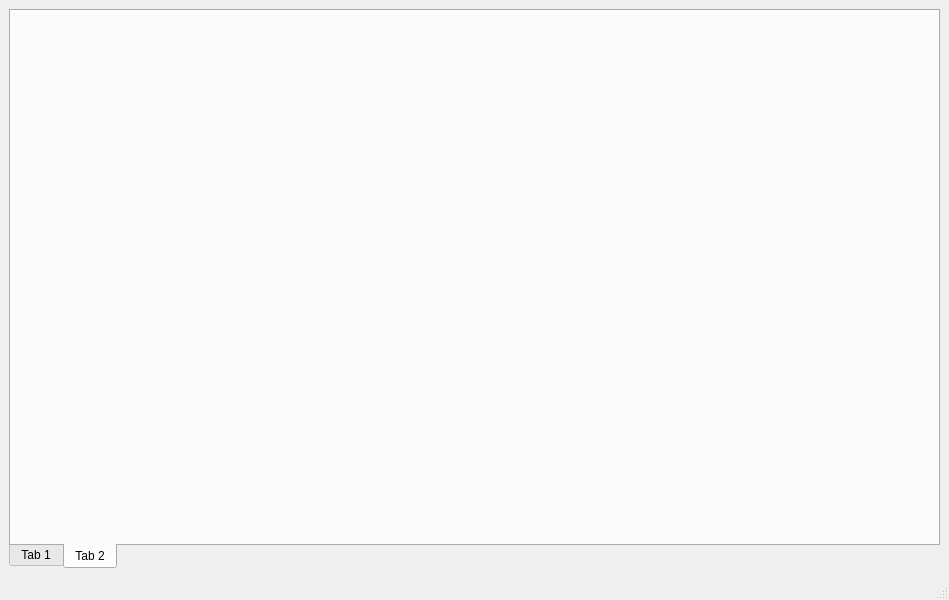
Qt form TMW.ui (clamgee/python-code) before a commit.
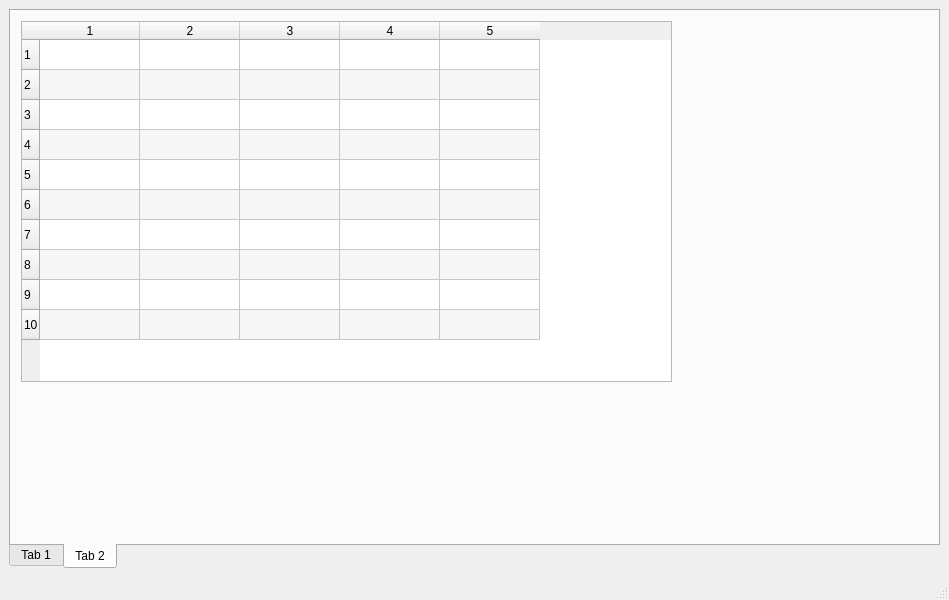
The same form after that commit. The open tabs and pages were chosen to show the change.

```diff
--- a/TMW.ui
+++ b/TMW.ui
@@ -262,6 +262,43 @@
        <attribute name="title">
         <string>Tab 2</string>
        </attribute>
+       <widget class="QTableWidget" name="TB_Btn">
+        <property name="geometry">
+         <rect>
+          <x>10</x>
+          <y>10</y>
+          <width>651</width>
+          <height>361</height>
+         </rect>
+        </property>
+        <property name="editTriggers">
+         <set>QAbstractItemView::NoEditTriggers</set>
+        </property>
+        <property name="alternatingRowColors">
+         <bool>true</bool>
+        </property>
+        <property name="rowCount">
+         <number>10</number>
+        </property>
+        <property name="columnCount">
+         <number>5</number>
+        </property>
+        <row/>
+        <row/>
+        <row/>
+        <row/>
+        <row/>
+        <row/>
+        <row/>
+        <row/>
+        <row/>
+        <row/>
+        <column/>
+        <column/>
+        <column/>
+        <column/>
+        <column/>
+       </widget>
       </widget>
      </widget>
     </item>
```
Left out of the diff: 14 changed lines with no effect on the pictures. Lines whose indentation alone changed are shown as unchanged.
